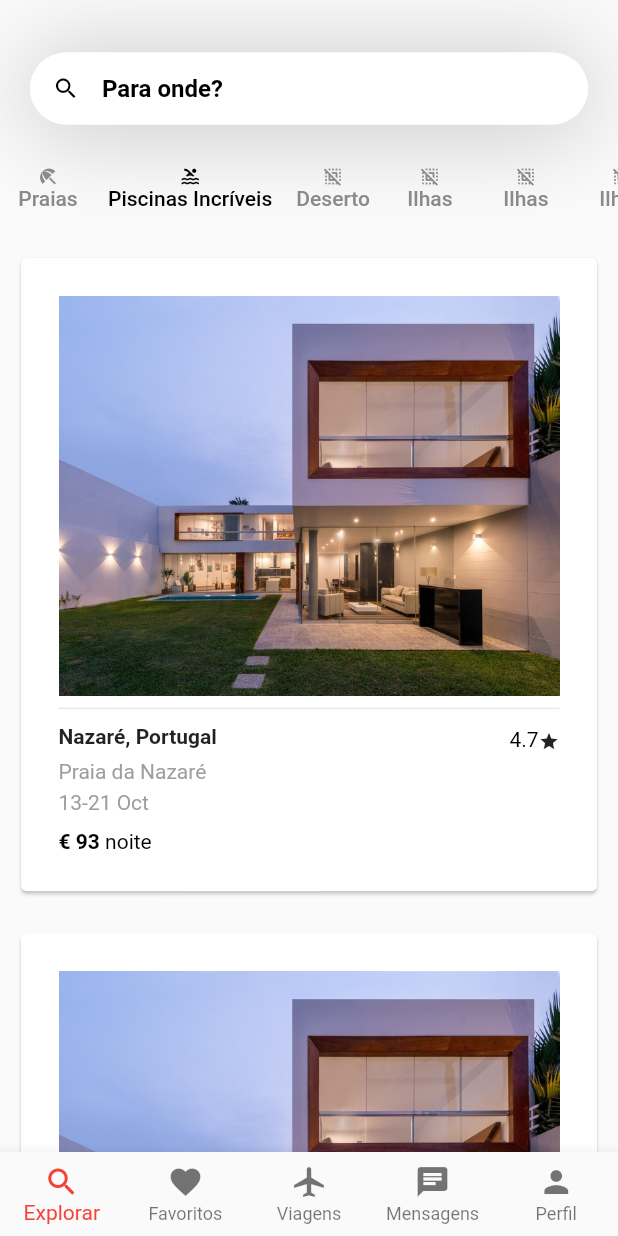
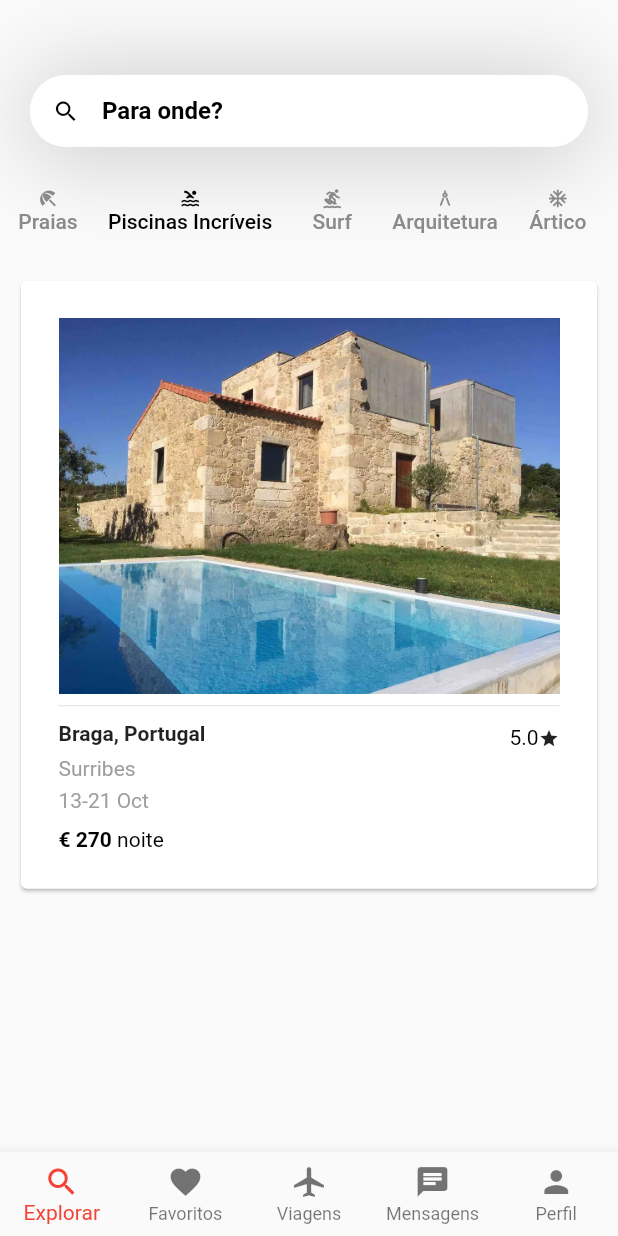
Before and after one commit to dgCunhaUA/Flutter-AirBnB, a Flutter app: the screen it shows after launch, after a tap on "Piscinas Incríveis", on a phone screen of 412 x 824 dp. Run offline on Flutter 3.47's test engine with Material 2 defaults, Android fonts, the phone set to English and light mode, and no system bars; our stand-ins replace readmore.

Commit message:
ready for presentation

```diff
--- a/lib/chat.dart
+++ b/lib/chat.dart
@@ -15,7 +15,7 @@ class Chat extends StatefulWidget {
 }
 
 class _ChatState extends State<Chat> {
-  List<String> _sentMessages = [];
+  final List<String> _sentMessages = [];
 
   @override
   Widget build(BuildContext context) {
@@ -92,10 +92,8 @@ class _ChatState extends State<Chat> {
           TextField(
             onSubmitted: (value) {
               setState(() {
-                print(value);
                 _sentMessages.add(value);
               });
-              print(_sentMessages);
             },
             decoration: InputDecoration(
               isDense: true,
--- a/lib/explore.dart
+++ b/lib/explore.dart
@@ -14,13 +14,13 @@ class _ExplorePage extends State<Explore> {
   String _searchString = "";
 
   final List _cardList = [
-    ["Nazaré, Portugal", "casa1.jpeg", 4.7, "Praia da Nazaré", "13-21 Oct", 93],
-    ["Nazaré, Portugal", "casa1.jpeg", 4.8, "Praia da Nazaré", "13-21 Oct", 93]
+    ["Braga, Portugal", "casa4.jpeg", 5.0, "Surribes", "13-21 Oct", 270],
   ];
 
   final List _cardListPraias = [
     ["Vigo, Espanha", "casa2.jpeg", 4.81, "Praia das Ratas", "1-6 Nov", 53],
-    ["Porto, Portugal", "casa3.jpeg", 4.62, "Praia do Ourigo", "6-11 Nov", 128]
+    ["Porto, Portugal", "casa3.jpeg", 4.62, "Praia do Ourigo", "6-11 Nov", 128],
+    ["Nazaré, Portugal", "casa1.jpeg", 4.7, "Praia da Nazaré", "13-21 Oct", 93],
   ];
 
   static const List<String> _searchOptions = <String>[
@@ -37,6 +37,7 @@ class _ExplorePage extends State<Explore> {
                 builder: (context) => AirbnbDetailsScreen(
                       title: cardInfo[0],
                       image: cardInfo[1],
+                      location: cardInfo[3],
                     ))),
         child: Container(
           padding: const EdgeInsets.all(10.0),
@@ -163,7 +164,7 @@ class _ExplorePage extends State<Explore> {
           Padding(
             //padding: const EdgeInsets.all(20),
             padding:
-                const EdgeInsets.only(left: 20, top: 35, right: 20, bottom: 10),
+                const EdgeInsets.only(left: 20, top: 50, right: 20, bottom: 10),
             child: Autocomplete<String>(
               optionsBuilder: (TextEditingValue textEditingValue) {
                 if (textEditingValue.text == '') {
@@ -176,7 +177,6 @@ class _ExplorePage extends State<Explore> {
                 });
               },
               onSelected: (String selection) {
-                debugPrint('You just selected $selection');
                 setState(() {
                   _searchString = selection;
                 });
@@ -237,14 +237,11 @@ class _ExplorePage extends State<Explore> {
                   delegate: SliverChildListDelegate([
                     _createFilterCard("Praias", Icons.beach_access),
                     _createFilterCard("Piscinas Incríveis", Icons.pool),
-                    _createFilterCard("Deserto", Icons.deselect_rounded),
-                    _createFilterCard("Ilhas", Icons.deselect_rounded),
-                    _createFilterCard("Ilhas", Icons.deselect_rounded),
-                    _createFilterCard("Ilhas", Icons.deselect_rounded),
-                    _createFilterCard("Ilhas", Icons.deselect_rounded),
-                    _createFilterCard("Ilhas", Icons.deselect_rounded),
-                    _createFilterCard("Ilhas", Icons.deselect_rounded),
-                    _createFilterCard("Ilhas", Icons.deselect_rounded),
+                    _createFilterCard("Surf", Icons.surfing),
+                    _createFilterCard("Arquitetura", Icons.architecture),
+                    _createFilterCard("Ártico", Icons.ac_unit),
+                    _createFilterCard("Quintas", Icons.agriculture),
+                    _createFilterCard("Pousadas", Icons.coffee),
                   ]),
                 ),
               ],
```
Also changed, not shown: lib/airbnb_details.dart (+8 -5 lines), images/casa4.jpeg (added), images/casa4.webp (added), 2 other files.
